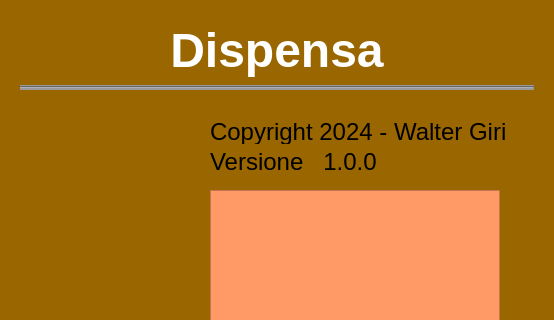
Before: the Qt Designer form Source/about.ui in LoboBlanco761/Dispensa, drawn with Qt 5; both pictures show x 0 to 554 and y 0 to 320 of the 554 by 482 pixel window.
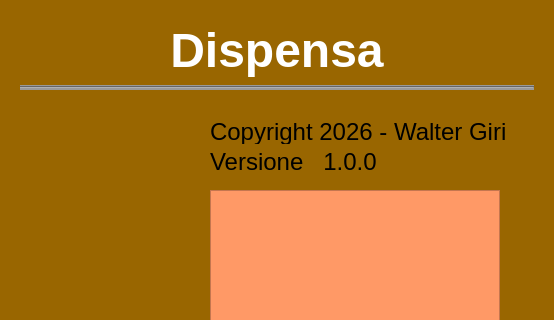
After: the same form once the commit is applied.

The edit to the form file:
```diff
--- a/Source/about.ui
+++ b/Source/about.ui
@@ -186,12 +186,12 @@
     <rect>
      <x>210</x>
      <y>120</y>
-     <width>311</width>
+     <width>321</width>
      <height>24</height>
     </rect>
    </property>
    <property name="text">
-    <string>Copyright 2024 - Walter Giri</string>
+    <string>Copyright 2026 - Walter Giri</string>
    </property>
   </widget>
   <widget class="QLabel" name="label_4">
```
